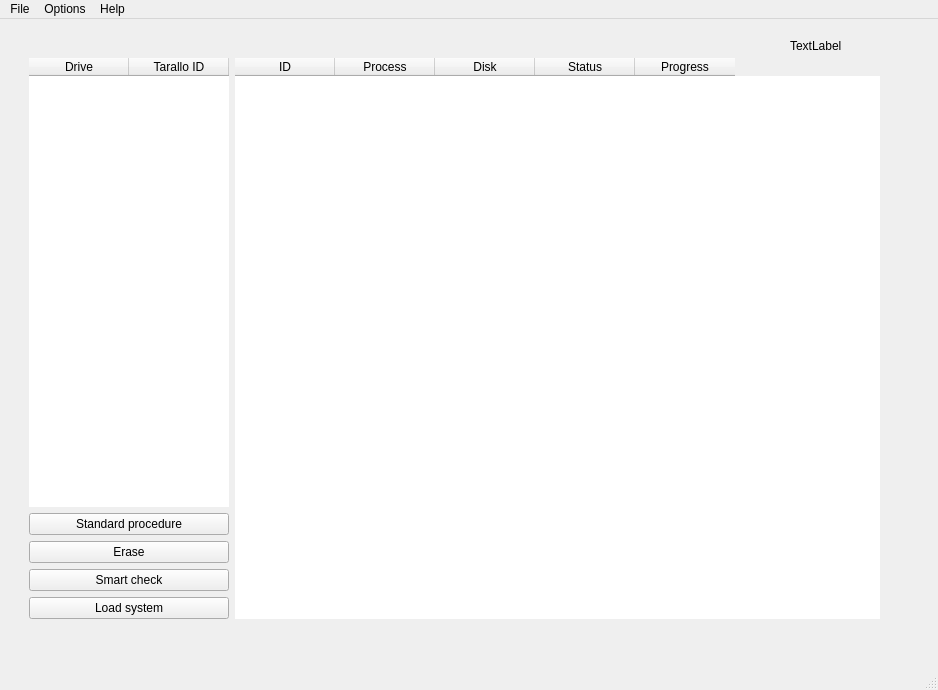
The window that assets/qt/interface.ui (WEEE-Open/pesto) describes before a commit, drawn with Qt 5.
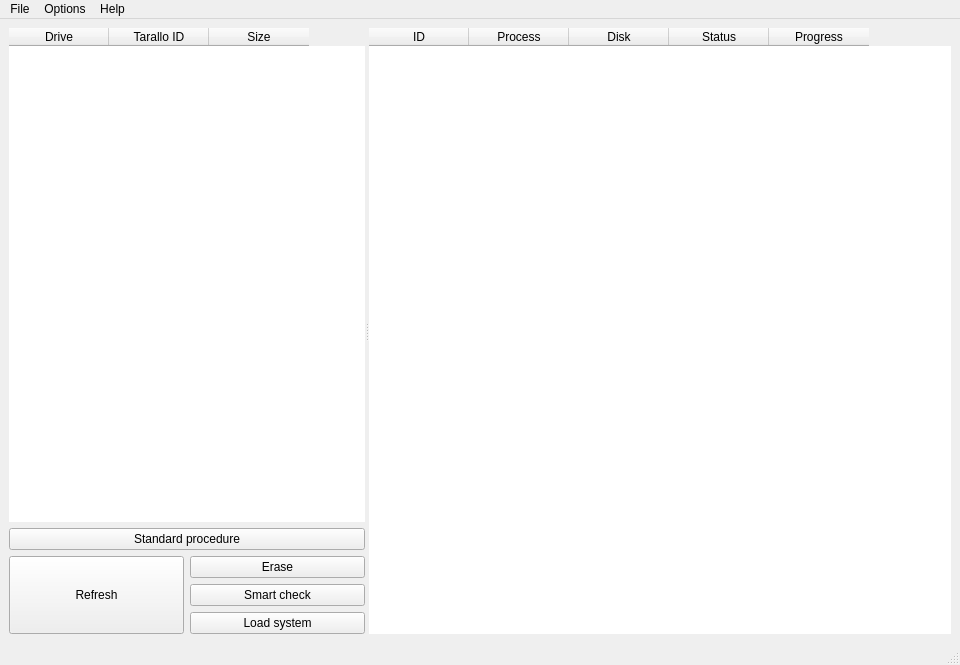
The same window after the commit.

Commit message: Removed interface_test.ui, added splitter, reinserted refresh button, disk table has now resizable header, temporarily removed background image

```diff
--- a/assets/qt/interface.ui
+++ b/assets/qt/interface.ui
@@ -6,8 +6,8 @@
    <rect>
     <x>0</x>
     <y>0</y>
-    <width>938</width>
-    <height>690</height>
+    <width>960</width>
+    <height>665</height>
    </rect>
   </property>
   <property name="sizePolicy">
@@ -35,71 +35,28 @@
    <enum>QTabWidget::Rounded</enum>
   </property>
   <widget class="QWidget" name="centralwidget">
-   <layout class="QGridLayout" name="gridLayout">
-    <item row="0" column="0">
-     <widget class="QWidget" name="widget" native="true">
-      <widget class="QLabel" name="backgroundLabel">
-       <property name="geometry">
-        <rect>
-         <x>781</x>
-         <y>9</y>
-         <width>58</width>
-         <height>18</height>
-        </rect>
-       </property>
-       <property name="text">
-        <string>TextLabel</string>
-       </property>
-      </widget>
-      <widget class="QWidget" name="mainWidget" native="true">
-       <property name="geometry">
-        <rect>
-         <x>20</x>
-         <y>30</y>
-         <width>851</width>
-         <height>561</height>
-        </rect>
-       </property>
-       <layout class="QVBoxLayout" name="verticalLayout_2">
+   <layout class="QVBoxLayout" name="verticalLayout_5">
         <item>
-         <layout class="QHBoxLayout" name="mainLayout">
+     <widget class="QSplitter" name="splitter">
+      <property name="orientation">
+       <enum>Qt::Horizontal</enum>
+      </property>
+      <property name="childrenCollapsible">
+       <bool>false</bool>
+      </property>
+      <widget class="QWidget" name="layoutWidget">
+       <layout class="QVBoxLayout" name="verticalLayout_3">
           <property name="spacing">
            <number>6</number>
           </property>
-          <property name="sizeConstraint">
-           <enum>QLayout::SetDefaultConstraint</enum>
-          </property>
-          <property name="leftMargin">
-           <number>0</number>
-          </property>
-          <property name="topMargin">
-           <number>0</number>
-          </property>
-          <property name="rightMargin">
-           <number>0</number>
-          </property>
-          <item>
-           <layout class="QVBoxLayout" name="verticalLayout">
             <item>
              <widget class="QTableWidget" name="diskTable">
               <property name="sizePolicy">
-               <sizepolicy hsizetype="Maximum" vsizetype="Expanding">
+           <sizepolicy hsizetype="Minimum" vsizetype="Expanding">
                 <horstretch>0</horstretch>
                 <verstretch>0</verstretch>
                </sizepolicy>
               </property>
-              <property name="minimumSize">
-               <size>
-                <width>200</width>
-                <height>0</height>
-               </size>
-              </property>
-              <property name="maximumSize">
-               <size>
-                <width>180</width>
-                <height>16777215</height>
-               </size>
-              </property>
               <property name="styleSheet">
                <string notr="true"/>
               </property>
@@ -185,6 +142,23 @@
              </widget>
             </item>
             <item>
+         <layout class="QHBoxLayout" name="horizontalLayout">
+          <item>
+           <widget class="QPushButton" name="refreshButton">
+            <property name="sizePolicy">
+             <sizepolicy hsizetype="Minimum" vsizetype="Minimum">
+              <horstretch>0</horstretch>
+              <verstretch>0</verstretch>
+             </sizepolicy>
+            </property>
+            <property name="text">
+             <string>Refresh</string>
+            </property>
+           </widget>
+          </item>
+          <item>
+           <layout class="QVBoxLayout" name="verticalLayout_4">
+            <item>
              <widget class="QPushButton" name="eraseButton">
               <property name="minimumSize">
                <size>
@@ -255,8 +229,17 @@
             </item>
            </layout>
           </item>
-          <item>
+         </layout>
+        </item>
+       </layout>
+      </widget>
            <widget class="QTableWidget" name="queueTable">
+       <property name="minimumSize">
+        <size>
+         <width>580</width>
+         <height>0</height>
+        </size>
+       </property>
             <property name="autoFillBackground">
              <bool>false</bool>
             </property>
@@ -343,11 +326,6 @@
              </property>
             </column>
            </widget>
-          </item>
-         </layout>
-        </item>
-       </layout>
-      </widget>
      </widget>
     </item>
    </layout>
@@ -358,7 +336,7 @@
     <rect>
      <x>0</x>
      <y>0</y>
-     <width>938</width>
+     <width>960</width>
      <height>27</height>
     </rect>
    </property>
```
Left out of the diff: 8 changed lines with no effect on the pictures. Lines whose indentation alone changed are shown as unchanged. The commit also changes 3 other files.
